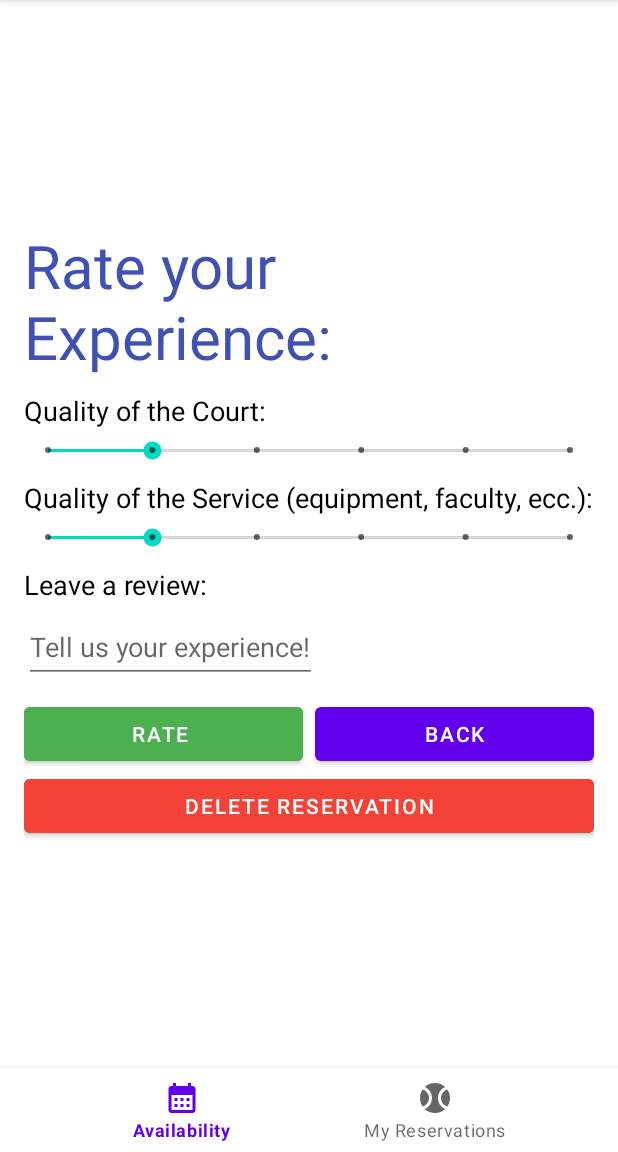
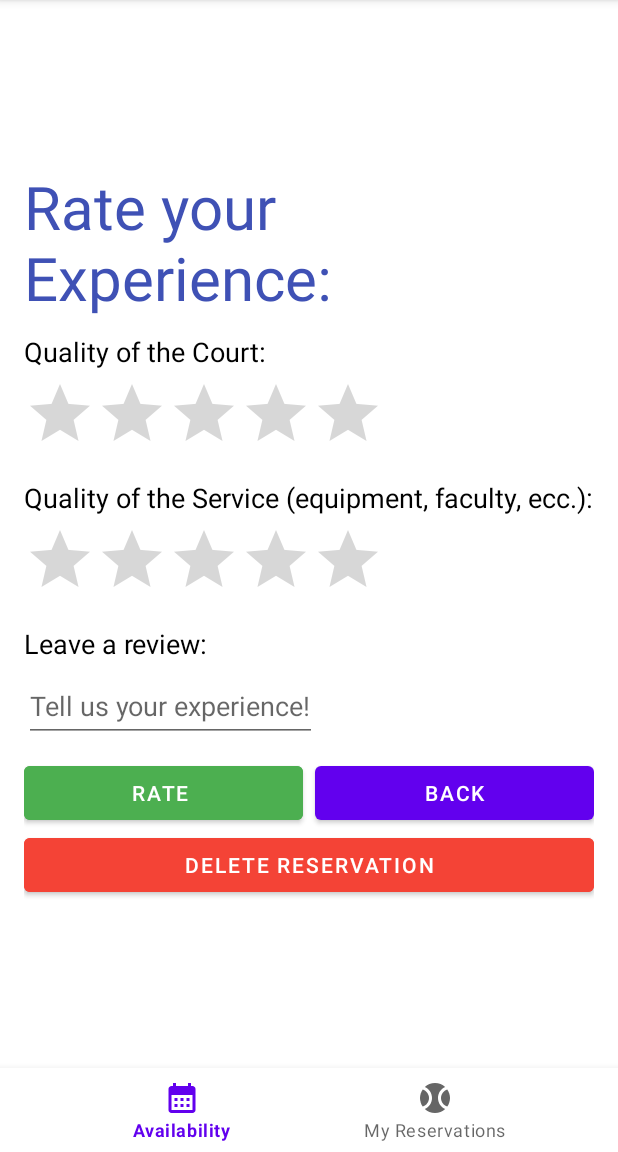
Before and after one commit to pablogpacheco/lab4, an Android app built with Jetpack Compose: the RateFragment screen opened through its navigation route, on a phone screen of 412 x 824 dp, the part 84-1236 px from its top. Run offline under Robolectric (Android 15) with nearby library versions, the phone set to English and light mode, and no system bars; our stand-ins replace Firebase (no records; nobody signed in at launch, a user with empty details on screens opened directly), navigation-ui; libraries missing offline, so code that uses them is left out: com.stacktips.view; 11 statements that could not run were skipped.

Commit message:
"star rating"

```diff
--- a/app/src/main/java/it/polito/mas/lab3/LoginActivity.kt
+++ b/app/src/main/java/it/polito/mas/lab3/LoginActivity.kt
@@ -42,6 +42,7 @@ class LoginActivity : AppCompatActivity() {
         findViewById<Button>(R.id.gSignInBtn).setOnClickListener {
             signInGoogle()
 
+
         }
     }
 
--- a/app/src/main/java/it/polito/mas/lab3/fragments/rate/RateFragment.kt
+++ b/app/src/main/java/it/polito/mas/lab3/fragments/rate/RateFragment.kt
@@ -7,6 +7,7 @@ import android.view.View
 import android.view.ViewGroup
 import android.widget.Button
 import android.widget.EditText
+import android.widget.RatingBar
 import android.widget.SeekBar
 import android.widget.Toast
 import androidx.core.os.bundleOf
@@ -19,37 +20,71 @@ import it.polito.mas.lab3.data.ReservationViewModel
 import java.text.SimpleDateFormat
 
 class RateFragment : Fragment() {
-
-    private lateinit var qualityBar: SeekBar
-    private lateinit var serviceBar: SeekBar
-
+    //variable
+    private lateinit var qualityBar: RatingBar
+    private lateinit var serviceBar: RatingBar
     private lateinit var review: EditText
 
+    //buttons
     private lateinit var rateButton: Button
     private lateinit var deleteButton: Button
     private lateinit var backButton: Button
+    //private  var qualityValue: Int = 0
+    //private  var serviceValue: Int = 0
 
     private val vm by viewModels<ReservationViewModel>()
 
-   @SuppressLint("MissingInflatedId")
+
    override fun onCreateView(inflater: LayoutInflater,
                              container: ViewGroup?,
                              savedInstanceState: Bundle?): View? {
 
        val view = inflater.inflate(R.layout.rate_fragment, container, false)
 
-       qualityBar = view.findViewById(R.id.seekBar)
-       serviceBar = view.findViewById(R.id.seekBar2)
+       vm.getAll()
 
-       review = view.findViewById(R.id.review)
 
+       //Take back the values of your reservation:
+
+       val myQuality = arguments?.getInt("reservation_quality") ?: 0
+       val myService = arguments?.getInt("reservation_service") ?: 0
+       val myReview = arguments?.getString("reservation_review") ?: ""
+
+       qualityBar = view.findViewById(R.id.ratingBar)
+       serviceBar = view.findViewById(R.id.ratingBar2)
        rateButton = view.findViewById(R.id.rate_ok)
        deleteButton = view.findViewById(R.id.rate_delete)
        backButton = view.findViewById(R.id.rate_back)
 
+
+       qualityBar.onRatingBarChangeListener = RatingBar.OnRatingBarChangeListener { ratingBar, rating, fromUser ->
+           Toast.makeText(requireContext(), "Calification: $rating", Toast.LENGTH_SHORT).show()
+       }
+       serviceBar.onRatingBarChangeListener = RatingBar.OnRatingBarChangeListener { ratingBar, rating, fromUser ->
+           Toast.makeText(requireContext(), "Calification: $rating", Toast.LENGTH_SHORT).show()
+       }
+
+
+
+       review = view.findViewById(R.id.review)
+       if (myReview != ""){
+           review.setText(myReview)
+       }
+       if (myQuality != 0){
+           qualityBar.rating = myQuality.toFloat()
+       }
+       if (myService != 0){
+           serviceBar.rating = myService.toFloat()
+       }
+
+
+
+
+
        return view
    }
 
+    @SuppressLint("SimpleDateFormat")
     override fun onViewCreated(view: View, savedInstanceState: Bundle?) {
         super.onViewCreated(view, savedInstanceState)
 
@@ -66,6 +101,7 @@ class RateFragment : Fragment() {
         val myService = arguments?.getInt("reservation_service") ?: 0
         val myReview = arguments?.getString("reservation_review") ?: ""
 
+
         val myReservation = Reservation(
             myID,
             myUsername,
@@ -79,15 +115,7 @@ class RateFragment : Fragment() {
             myReview
         )
 
-        if (myReview != ""){
-            review.setText(myReview)
-        }
-        if (myQuality != 0){
-            qualityBar.progress = myQuality
-        }
-        if (myService != 0){
-            serviceBar.progress = myService
-        }
+
 
         backButton.setOnClickListener {
 
@@ -97,19 +125,21 @@ class RateFragment : Fragment() {
             findNavController().navigate(R.id.action_rateFragment_to_calendarFragment, args)
         }
 
+
         rateButton.setOnClickListener {
 
 
-            val qualityValue = qualityBar.progress
-            val serviceValue = serviceBar.progress
+            val qualityValue = qualityBar.rating.toInt()
+            val serviceValue = serviceBar.rating.toInt()
             val reviews = review.text.toString()
 
-            vm.updateReservation(myReservation,
-                Reservation(
-                    myID, myUsername, mySport, dateFormat.parse(myDate), mySlot,
-                    myCity, myCourt, qualityValue, serviceValue, reviews
-                )
-            )
+            vm.deleteReservation(myReservation)
+            vm.addReservation(Reservation(
+                myID, myUsername, mySport, dateFormat.parse(myDate), mySlot,
+                myCity, myCourt, qualityValue, serviceValue, reviews
+            ))
+
+
             vm.getNameBased(myUsername)
             vm.getSportBased(
                 dateFormat.parse(myDate)!!,
@@ -127,7 +157,7 @@ class RateFragment : Fragment() {
             ).show()
             findNavController().navigate(
                 R.id.action_rateFragment_to_calendarFragment,
-                args
+                 args
             )
         }
 
--- a/app/src/main/res/layout/rate_fragment.xml
+++ b/app/src/main/res/layout/rate_fragment.xml
@@ -26,13 +26,16 @@
         android:layout_marginTop="10dp"
         android:layout_marginBottom="5dp"/>
 
-        <SeekBar
-            android:id="@+id/seekBar"
-            style="@style/Widget.AppCompat.SeekBar.Discrete"
-            android:layout_width="match_parent"
-            android:layout_height="wrap_content"
-            android:max="5"
-            android:progress="1"/>
+    <RatingBar
+        android:id="@+id/ratingBar"
+        style="@style/Widget.AppCompat.RatingBar"
+
+        android:layout_width="wrap_content"
+        android:layout_height="wrap_content"
+        android:isIndicator="false"
+        android:numStars="5"
+
+        android:stepSize="1"/>
 
     <TextView
         android:text="Quality of the Service (equipment, faculty, ecc.):"
@@ -43,13 +46,16 @@
         android:layout_marginTop="10dp"
         android:layout_marginBottom="5dp"/>
 
-        <SeekBar
-            android:id="@+id/seekBar2"
-            style="@style/Widget.AppCompat.SeekBar.Discrete"
-            android:layout_width="match_parent"
-            android:layout_height="wrap_content"
-            android:max="5"
-            android:progress="1"/>
+    <RatingBar
+        android:id="@+id/ratingBar2"
+        style="@style/Widget.AppCompat.RatingBar"
+
+        android:layout_width="wrap_content"
+        android:layout_height="wrap_content"
+        android:isIndicator="false"
+        android:numStars="5"
+
+        android:stepSize="1"/>
 
     <TextView
         android:text="Leave a review:"
```
Also changed, not shown: app/src/main/AndroidManifest.xml (+7 -0 lines), app/src/main/res/drawable/rating_bar_color.xml (added, +12 -0 lines).
